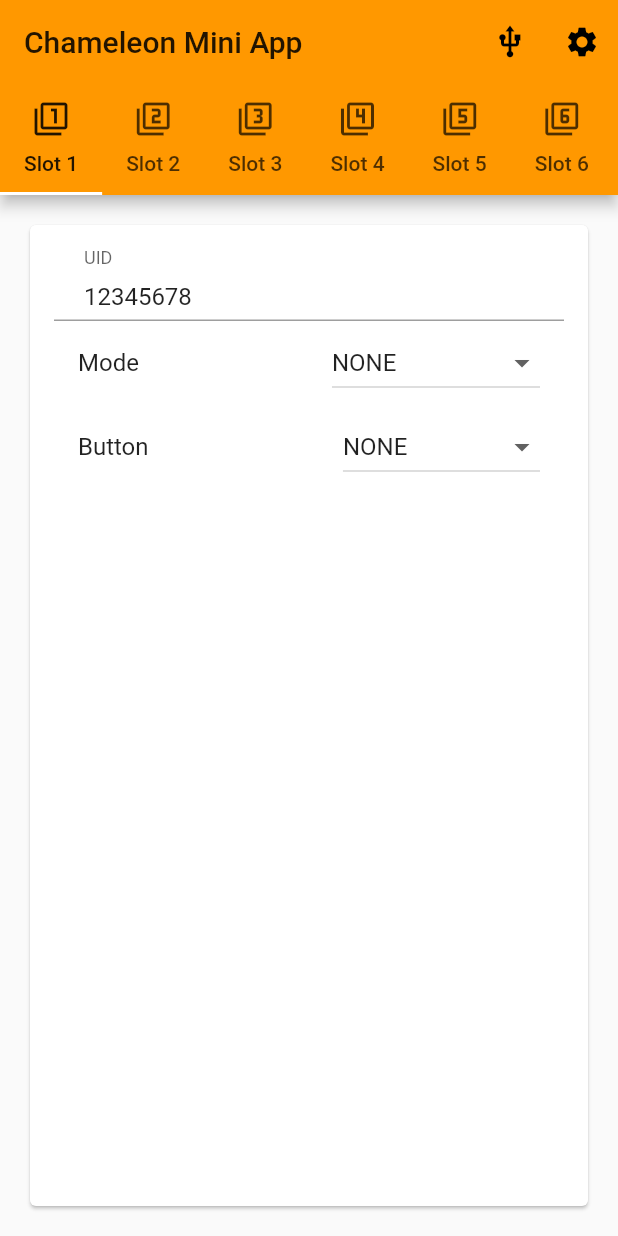
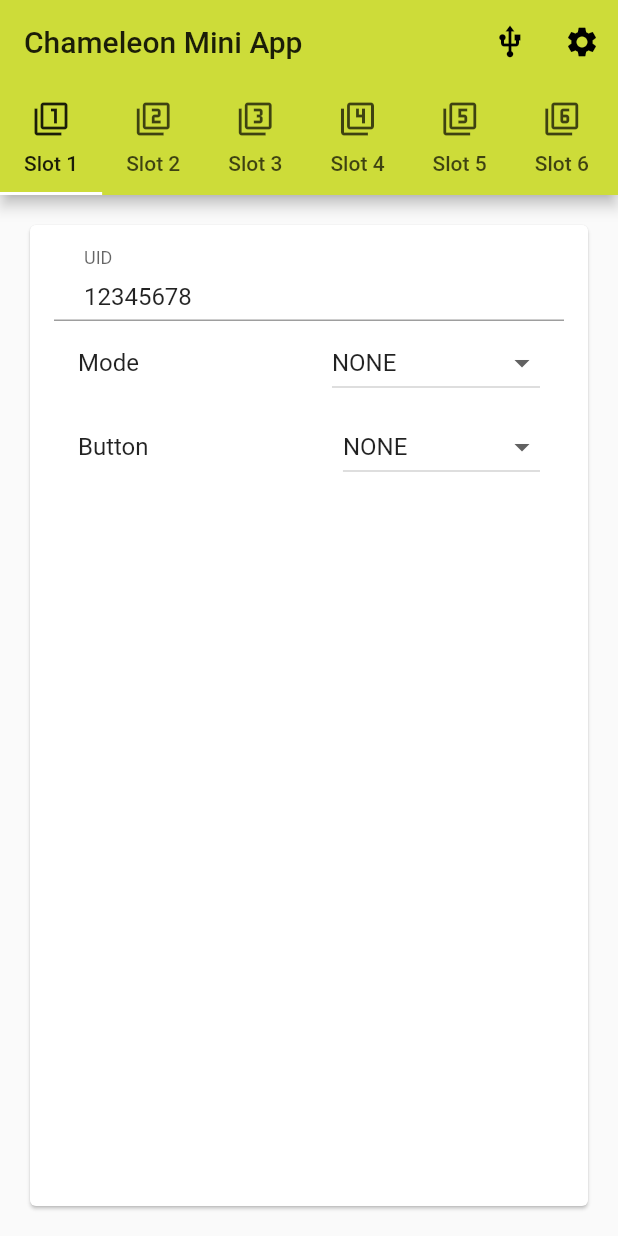
Before and after one commit to kgamecarter/ChameleonMiniApp, a Flutter app: the screen it shows after launch, on a phone screen of 412 x 824 dp. Run offline on Flutter 3.47's test engine with Material 2 defaults, Android fonts, the phone set to English and light mode, and no system bars; our stand-ins replace shared_preferences; missing offline and left inert: usb_serial.

```diff
--- a/lib/routes.dart
+++ b/lib/routes.dart
@@ -26,7 +26,7 @@ class Routes {
       localeResolutionCallback: S.delegate.resolution(fallback: Locale('en', '')),
       title: 'Chameleon Mini App',
       theme: ThemeData(
-        primarySwatch: Colors.orange,
+        primarySwatch: Colors.lime,
       ),
       home: HomePage(),
       routes: routes,
```
Also changed, not shown: 8 other files.
